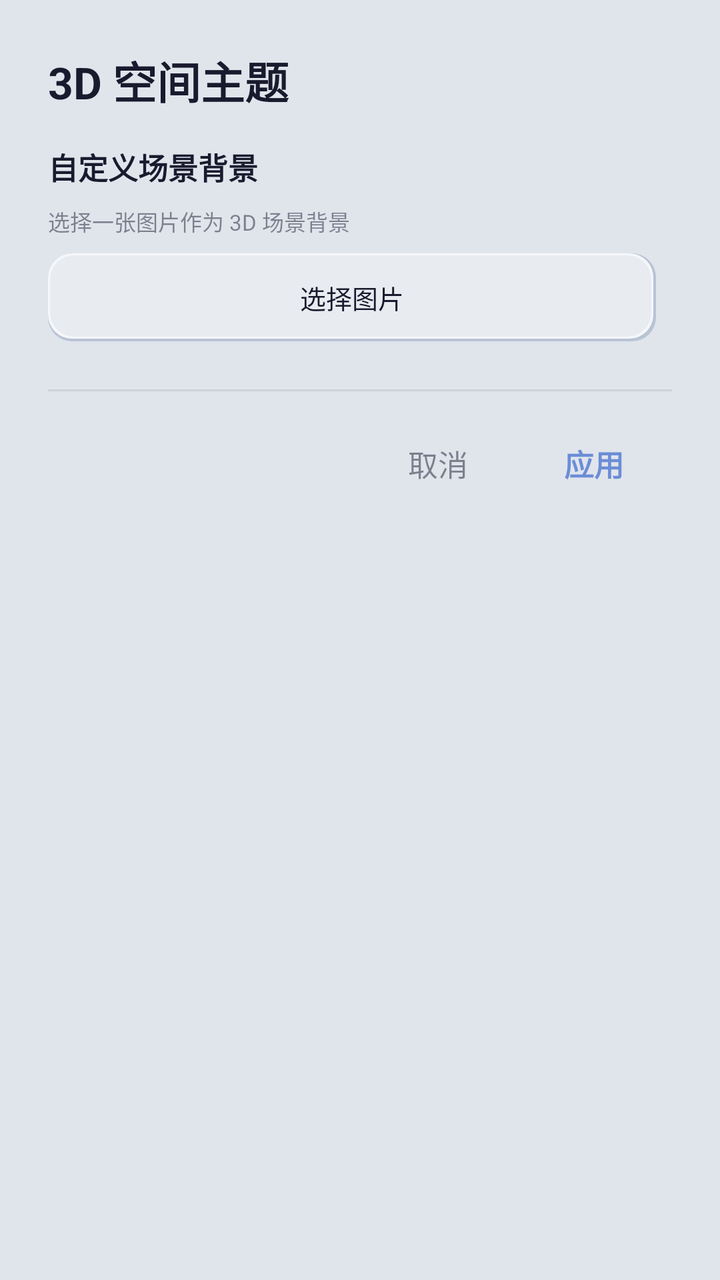
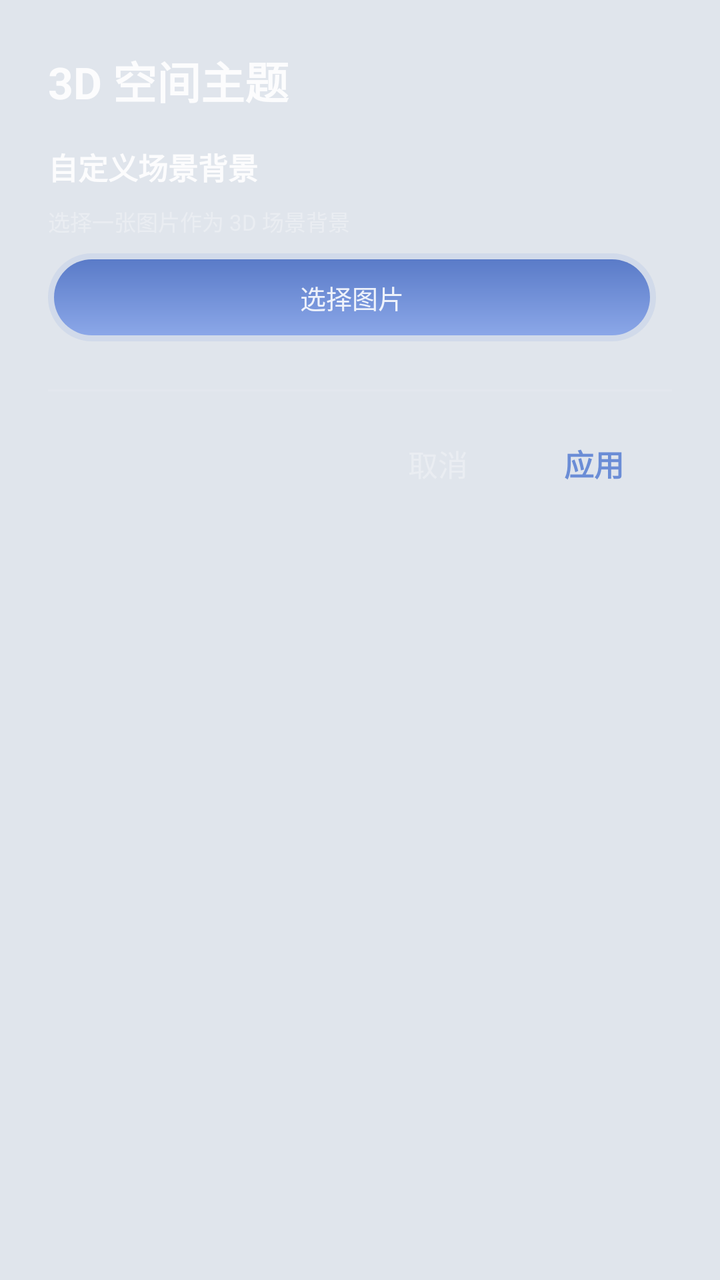

Before-and-after screenshots of an Android layout around one commit, followed by the original layout XML and the change that was made.
<!-- AndroidManifest.xml: application theme Theme.BillBook -->
<!-- res/layout/dialog_theme_editor.xml -->
<?xml version="1.0" encoding="utf-8"?>
<ScrollView xmlns:android="http://schemas.android.com/apk/res/android"
    android:layout_width="match_parent"
    android:layout_height="wrap_content">

    <LinearLayout
        android:layout_width="match_parent"
        android:layout_height="wrap_content"
        android:orientation="vertical"
        android:padding="@dimen/spacing_lg">

        <TextView
            android:layout_width="wrap_content"
            android:layout_height="wrap_content"
            android:text="3D 空间主题"
            android:textSize="@dimen/text_xl"
            android:textStyle="bold"
            android:textColor="#1A1A2E"
            android:layout_marginBottom="@dimen/spacing_md" />

        
        <TextView
            android:layout_width="wrap_content"
            android:layout_height="wrap_content"
            android:text="自定义场景背景"
            android:textSize="@dimen/text_md"
            android:textStyle="bold"
            android:textColor="#1A1A2E"
            android:layout_marginBottom="@dimen/spacing_sm" />

        <TextView
            android:layout_width="wrap_content"
            android:layout_height="wrap_content"
            android:text="选择一张图片作为 3D 场景背景"
            android:textSize="@dimen/text_xs"
            android:textColor="#801A1A2E"
            android:layout_marginBottom="@dimen/spacing_sm" />

        
        <FrameLayout
            android:id="@+id/layoutImagePreview"
            android:layout_width="match_parent"
            android:layout_height="160dp"
            android:layout_marginBottom="@dimen/spacing_sm"
            android:background="@drawable/bg_glass_card"
            android:visibility="gone">

            <ImageView
                android:id="@+id/ivPreview"
                android:layout_width="match_parent"
                android:layout_height="match_parent"
                android:scaleType="centerCrop" />
        </FrameLayout>

        
        <LinearLayout
            android:layout_width="match_parent"
            android:layout_height="wrap_content"
            android:orientation="horizontal"
            android:layout_marginBottom="@dimen/spacing_lg">

            <FrameLayout
                android:id="@+id/btnPickImage"
                android:layout_width="0dp"
                android:layout_height="44dp"
                android:layout_weight="1"
                android:background="@drawable/selector_neu_button">

                <TextView
                    android:layout_width="wrap_content"
                    android:layout_height="wrap_content"
                    android:layout_gravity="center"
                    android:text="选择图片"
                    android:textColor="#1A1A2E"
                    android:textSize="@dimen/text_sm" />
            </FrameLayout>

            <View
                android:layout_width="8dp"
                android:layout_height="match_parent" />

            <FrameLayout
                android:id="@+id/btnClearImage"
                android:layout_width="0dp"
                android:layout_height="44dp"
                android:layout_weight="1"
                android:background="@drawable/selector_neu_button"
                android:visibility="gone">

                <TextView
                    android:layout_width="wrap_content"
                    android:layout_height="wrap_content"
                    android:layout_gravity="center"
                    android:text="清除图片"
                    android:textColor="#801A1A2E"
                    android:textSize="@dimen/text_sm" />
            </FrameLayout>
        </LinearLayout>

        
        <View
            android:layout_width="match_parent"
            android:layout_height="1dp"
            android:background="#15000000"
            android:layout_marginBottom="@dimen/spacing_md" />

        
        <LinearLayout
            android:layout_width="match_parent"
            android:layout_height="wrap_content"
            android:gravity="end"
            android:orientation="horizontal">

            <TextView
                android:id="@+id/btnCancel"
                android:layout_width="wrap_content"
                android:layout_height="40dp"
                android:gravity="center"
                android:paddingHorizontal="@dimen/spacing_lg"
                android:text="取消"
                android:textColor="#801A1A2E"
                android:textSize="@dimen/text_md" />

            <TextView
                android:id="@+id/btnApply"
                android:layout_width="wrap_content"
                android:layout_height="40dp"
                android:gravity="center"
                android:paddingHorizontal="@dimen/spacing_lg"
                android:text="应用"
                android:textColor="#6B8DD6"
                android:textSize="@dimen/text_md"
                android:textStyle="bold" />
        </LinearLayout>
    </LinearLayout>
</ScrollView>
<!-- resources referenced by this layout -->
<resources>
  <dimen name="spacing_lg">24dp</dimen>
  <dimen name="spacing_md">16dp</dimen>
  <dimen name="spacing_sm">8dp</dimen>
  <dimen name="text_md">15sp</dimen>
  <dimen name="text_sm">13sp</dimen>
  <dimen name="text_xl">22sp</dimen>
  <dimen name="text_xs">11sp</dimen>
  <!-- drawable bg_glass_card (drawable) -->
  <?xml version="1.0" encoding="utf-8"?>
  <shape xmlns:android="http://schemas.android.com/apk/res/android"
      android:shape="rectangle">
      <solid android:color="#18FFFFFF" />
      <corners android:radius="16dp" />
      <stroke
          android:width="0.5dp"
          android:color="#20FFFFFF" />
  </shape>
  <!-- drawable selector_neu_button (drawable) -->
  <?xml version="1.0" encoding="utf-8"?>
  <selector xmlns:android="http://schemas.android.com/apk/res/android">
      <item android:drawable="@drawable/bg_neu_button_pressed" android:state_pressed="true" />
      <item android:drawable="@drawable/bg_neu_button" />
  </selector>
  <style name="Theme.BillBook" parent="Theme.MaterialComponents.Light.NoActionBar">
          <item name="colorPrimary">@color/colorPrimary</item>
          <item name="colorPrimaryDark">@color/colorPrimaryDark</item>
          <item name="colorAccent">@color/colorAccent</item>
          <item name="android:windowBackground">@color/bg_page</item>
          <item name="android:statusBarColor">@android:color/transparent</item>
          <item name="android:navigationBarColor">@android:color/transparent</item>
          <item name="android:windowLightNavigationBar">true</item>
      </style>
  <!-- drawable bg_neu_button_pressed (drawable) -->
  <?xml version="1.0" encoding="utf-8"?>
  <layer-list xmlns:android="http://schemas.android.com/apk/res/android">
      
      <item>
          <shape android:shape="rectangle">
              <solid android:color="@color/neu_shadow_dark" />
              <corners android:radius="@dimen/radius_md" />
          </shape>
      </item>
      
      <item android:top="1.5dp" android:left="1.5dp">
          <shape android:shape="rectangle">
              <solid android:color="@color/neu_shadow_light" />
              <corners android:radius="@dimen/radius_md" />
          </shape>
      </item>
      
      <item android:top="2dp" android:left="2dp" android:bottom="0.5dp" android:right="0.5dp">
          <shape android:shape="rectangle">
              <solid android:color="@color/neu_bg_dark" />
              <corners android:radius="@dimen/radius_md" />
          </shape>
      </item>
  </layer-list>
  <!-- drawable bg_neu_button (drawable) -->
  <?xml version="1.0" encoding="utf-8"?>
  <layer-list xmlns:android="http://schemas.android.com/apk/res/android">
      
      <item>
          <shape android:shape="rectangle">
              <solid android:color="@color/neu_shadow_dark" />
              <corners android:radius="@dimen/radius_md" />
          </shape>
      </item>
      
      <item android:bottom="1.5dp" android:right="1.5dp">
          <shape android:shape="rectangle">
              <solid android:color="@color/neu_shadow_light" />
              <corners android:radius="@dimen/radius_md" />
          </shape>
      </item>
      
      <item android:bottom="2.5dp" android:right="2.5dp" android:top="1dp" android:left="1dp">
          <shape android:shape="rectangle">
              <solid android:color="@color/neu_bg" />
              <corners android:radius="@dimen/radius_md" />
          </shape>
      </item>
  </layer-list>
  <color name="colorPrimary">#6B8DD6</color>
  <color name="colorPrimaryDark">#5A7BC8</color>
  <color name="colorAccent">#8BA7E8</color>
  <color name="bg_page">#E0E5EC</color>
  <color name="neu_shadow_dark">#B8C4D4</color>
  <dimen name="radius_md">12dp</dimen>
  <color name="neu_shadow_light">#F5F7FA</color>
  <color name="neu_bg_dark">#D0D6DE</color>
  <color name="neu_bg">#E8ECF1</color>
</resources>

<!-- the commit's change to res/layout/dialog_theme_editor.xml (unified diff, before → after) -->
@@ -15,7 +15,7 @@
             android:text="3D 空间主题"
             android:textSize="@dimen/text_xl"
             android:textStyle="bold"
-            android:textColor="#1A1A2E"
+            android:textColor="@color/anime_text_primary"
             android:layout_marginBottom="@dimen/spacing_md" />
 
         
@@ -25,7 +25,7 @@
             android:text="自定义场景背景"
             android:textSize="@dimen/text_md"
             android:textStyle="bold"
-            android:textColor="#1A1A2E"
+            android:textColor="@color/anime_text_primary"
             android:layout_marginBottom="@dimen/spacing_sm" />
 
         <TextView
@@ -33,7 +33,7 @@
             android:layout_height="wrap_content"
             android:text="选择一张图片作为 3D 场景背景"
             android:textSize="@dimen/text_xs"
-            android:textColor="#801A1A2E"
+            android:textColor="@color/anime_text_hint"
             android:layout_marginBottom="@dimen/spacing_sm" />
 
         
@@ -64,14 +64,14 @@
                 android:layout_width="0dp"
                 android:layout_height="44dp"
                 android:layout_weight="1"
-                android:background="@drawable/selector_neu_button">
+                android:background="@drawable/bg_anime_button">
 
                 <TextView
                     android:layout_width="wrap_content"
                     android:layout_height="wrap_content"
                     android:layout_gravity="center"
                     android:text="选择图片"
-                    android:textColor="#1A1A2E"
+                    android:textColor="@color/anime_text_primary"
                     android:textSize="@dimen/text_sm" />
             </FrameLayout>
 
@@ -84,7 +84,7 @@
                 android:layout_width="0dp"
                 android:layout_height="44dp"
                 android:layout_weight="1"
-                android:background="@drawable/selector_neu_button"
+                android:background="@drawable/bg_anime_button"
                 android:visibility="gone">
 
                 <TextView
@@ -92,7 +92,7 @@
                     android:layout_height="wrap_content"
                     android:layout_gravity="center"
                     android:text="清除图片"
-                    android:textColor="#801A1A2E"
+                    android:textColor="@color/anime_text_hint"
                     android:textSize="@dimen/text_sm" />
             </FrameLayout>
         </LinearLayout>
@@ -101,7 +101,7 @@
         <View
             android:layout_width="match_parent"
             android:layout_height="1dp"
-            android:background="#15000000"
+            android:background="@color/anime_divider"
             android:layout_marginBottom="@dimen/spacing_md" />
 
         
@@ -118,7 +118,7 @@
                 android:gravity="center"
                 android:paddingHorizontal="@dimen/spacing_lg"
                 android:text="取消"
-                android:textColor="#801A1A2E"
+                android:textColor="@color/anime_text_hint"
                 android:textSize="@dimen/text_md" />
 
             <TextView
@@ -128,7 +128,7 @@
                 android:gravity="center"
                 android:paddingHorizontal="@dimen/spacing_lg"
                 android:text="应用"
-                android:textColor="#6B8DD6"
+                android:textColor="@color/anime_accent"
                 android:textSize="@dimen/text_md"
                 android:textStyle="bold" />
         </LinearLayout>
<!-- resource entries referenced after the edit -->
@@ -1,5 +1,9 @@
 <!-- resources referenced by this layout -->
 <resources>
+  <color name="anime_accent">#FF6B8DD6</color>
+  <color name="anime_divider">#15FFFFFF</color>
+  <color name="anime_text_hint">#50FFFFFF</color>
+  <color name="anime_text_primary">#E0FFFFFF</color>
   <dimen name="spacing_lg">24dp</dimen>
   <dimen name="spacing_md">16dp</dimen>
   <dimen name="spacing_sm">8dp</dimen>
@@ -7,6 +11,32 @@
   <dimen name="text_sm">13sp</dimen>
   <dimen name="text_xl">22sp</dimen>
   <dimen name="text_xs">11sp</dimen>
+  <!-- drawable bg_anime_button (drawable) -->
+  <?xml version="1.0" encoding="utf-8"?>
+  <layer-list xmlns:android="http://schemas.android.com/apk/res/android">
+      
+      <item>
+          <shape android:shape="rectangle">
+              <solid android:color="#206B8DD6" />
+              <corners android:radius="28dp" />
+          </shape>
+      </item>
+      
+      <item
+          android:bottom="3dp"
+          android:left="3dp"
+          android:right="3dp"
+          android:top="3dp">
+          <shape android:shape="rectangle">
+              <gradient
+                  android:angle="90"
+                  android:endColor="#5A7BC8"
+                  android:startColor="#8BA7E8"
+                  android:type="linear" />
+              <corners android:radius="24dp" />
+          </shape>
+      </item>
+  </layer-list>
   <!-- drawable bg_glass_card (drawable) -->
   <?xml version="1.0" encoding="utf-8"?>
   <shape xmlns:android="http://schemas.android.com/apk/res/android"
@@ -17,12 +47,6 @@
           android:width="0.5dp"
           android:color="#20FFFFFF" />
   </shape>
-  <!-- drawable selector_neu_button (drawable) -->
-  <?xml version="1.0" encoding="utf-8"?>
-  <selector xmlns:android="http://schemas.android.com/apk/res/android">
-      <item android:drawable="@drawable/bg_neu_button_pressed" android:state_pressed="true" />
-      <item android:drawable="@drawable/bg_neu_button" />
-  </selector>
   <style name="Theme.BillBook" parent="Theme.MaterialComponents.Light.NoActionBar">
           <item name="colorPrimary">@color/colorPrimary</item>
           <item name="colorPrimaryDark">@color/colorPrimaryDark</item>
@@ -32,64 +56,9 @@
           <item name="android:navigationBarColor">@android:color/transparent</item>
           <item name="android:windowLightNavigationBar">true</item>
       </style>
-  <!-- drawable bg_neu_button_pressed (drawable) -->
-  <?xml version="1.0" encoding="utf-8"?>
-  <layer-list xmlns:android="http://schemas.android.com/apk/res/android">
-      
-      <item>
-          <shape android:shape="rectangle">
-              <solid android:color="@color/neu_shadow_dark" />
-              <corners android:radius="@dimen/radius_md" />
-          </shape>
-      </item>
-      
-      <item android:top="1.5dp" android:left="1.5dp">
-          <shape android:shape="rectangle">
-              <solid android:color="@color/neu_shadow_light" />
-              <corners android:radius="@dimen/radius_md" />
-          </shape>
-      </item>
-      
-      <item android:top="2dp" android:left="2dp" android:bottom="0.5dp" android:right="0.5dp">
-          <shape android:shape="rectangle">
-              <solid android:color="@color/neu_bg_dark" />
-              <corners android:radius="@dimen/radius_md" />
-          </shape>
-      </item>
-  </layer-list>
-  <!-- drawable bg_neu_button (drawable) -->
-  <?xml version="1.0" encoding="utf-8"?>
-  <layer-list xmlns:android="http://schemas.android.com/apk/res/android">
-      
-      <item>
-          <shape android:shape="rectangle">
-              <solid android:color="@color/neu_shadow_dark" />
-              <corners android:radius="@dimen/radius_md" />
-          </shape>
-      </item>
-      
-      <item android:bottom="1.5dp" android:right="1.5dp">
-          <shape android:shape="rectangle">
-              <solid android:color="@color/neu_shadow_light" />
-              <corners android:radius="@dimen/radius_md" />
-          </shape>
-      </item>
-      
-      <item android:bottom="2.5dp" android:right="2.5dp" android:top="1dp" android:left="1dp">
-          <shape android:shape="rectangle">
-              <solid android:color="@color/neu_bg" />
-              <corners android:radius="@dimen/radius_md" />
-          </shape>
-      </item>
-  </layer-list>
   <color name="colorPrimary">#6B8DD6</color>
   <color name="colorPrimaryDark">#5A7BC8</color>
   <color name="colorAccent">#8BA7E8</color>
   <color name="bg_page">#E0E5EC</color>
-  <color name="neu_shadow_dark">#B8C4D4</color>
-  <dimen name="radius_md">12dp</dimen>
-  <color name="neu_shadow_light">#F5F7FA</color>
-  <color name="neu_bg_dark">#D0D6DE</color>
-  <color name="neu_bg">#E8ECF1</color>
 </resources>
 
